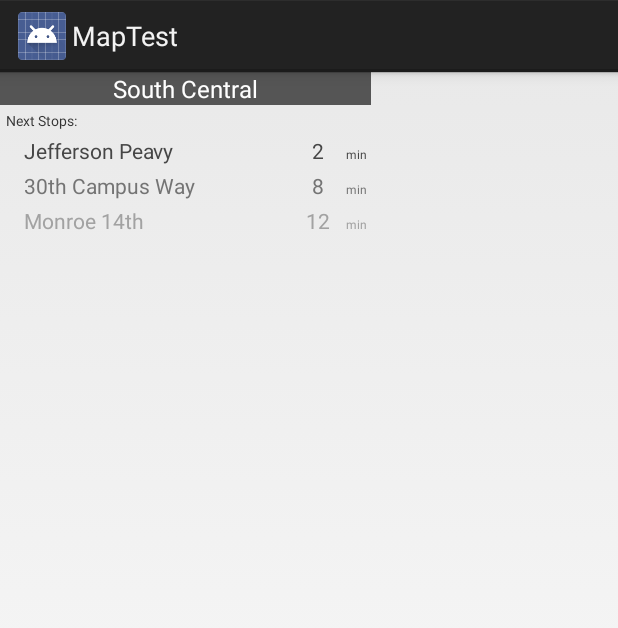
After one commit to nicjay/osu-shuttle-android, an Android app: the layout info_shuttle.xml on its own in the app's theme, with its tools: preview values and no code run, on a phone screen of 412 x 824 dp. The commit adds this screen. Shown: the top 628 px of the screen. Run offline under Robolectric (Android 15) with nearby library versions, the phone set to English and light mode, and no system bars.

Commit message:
Updated visuals, interactivity, and app lifecycle
-Added infowindow popups
-Added routelines
-Adjusted activity lifecycle for layout change/background
-Added code graveyard

```diff
--- /dev/null
+++ b/app/src/main/res/layout/info_shuttle.xml
@@ -0,0 +1,169 @@
+<?xml version="1.0" encoding="utf-8"?>
+
+<LinearLayout xmlns:android="http://schemas.android.com/apk/res/android"
+                android:layout_width="wrap_content"
+                android:layout_height="wrap_content"
+                android:orientation="vertical">
+
+    <TextView
+        android:id="@+id/info_shuttle_title"
+        android:layout_width="match_parent"
+        android:layout_height="wrap_content"
+        android:background="#555555"
+        android:text="South Central"
+        android:textSize="16sp"
+        android:textColor="#FFFFFF"
+        android:gravity="center"
+        android:paddingRight="75dp"
+        android:paddingLeft="75dp"
+        />
+
+    <TextView
+        android:id="@+id/info_shuttle_next_stop"
+        android:layout_width="match_parent"
+        android:layout_height="wrap_content"
+        android:text="Next Stops:"
+        android:textSize="9sp"
+        android:padding="4dp"
+        />
+    <LinearLayout
+        android:layout_width="match_parent"
+        android:layout_height="wrap_content"
+        android:orientation="horizontal">
+
+        <LinearLayout
+            android:layout_width="0dp"
+            android:layout_height="wrap_content"
+            android:layout_weight="3"
+            android:paddingLeft="16dp"
+            android:orientation="vertical"
+            >
+
+            <TextView
+                android:layout_width="wrap_content"
+                android:layout_height="wrap_content"
+                android:text="Jefferson Peavy"
+                android:textColor="#464646"
+                android:paddingBottom="4dp"
+                />
+            <TextView
+                android:layout_width="wrap_content"
+                android:layout_height="wrap_content"
+                android:text="30th Campus Way"
+                android:textColor="#747474"
+                android:paddingBottom="4dp"
+                />
+
+            <TextView
+                android:layout_width="wrap_content"
+                android:layout_height="wrap_content"
+                android:text="Monroe 14th"
+                android:textColor="#A2A2A2"
+                android:paddingBottom="4dp"
+                />
+
+        </LinearLayout>
+
+        <LinearLayout
+            android:layout_width="0dp"
+            android:layout_height="wrap_content"
+            android:layout_weight="1"
+            android:paddingLeft="8dp"
+            android:orientation="vertical"
+            >
+
+            <LinearLayout
+                android:layout_width="match_parent"
+                android:layout_height="wrap_content"
+                android:orientation="horizontal"
+                >
+
+
+
+                <TextView
+                    android:id="@+id/info_shuttle_time1"
+                    android:layout_width="0dp"
+                    android:layout_height="wrap_content"
+                    android:layout_weight="0.7"
+                    android:text="2"
+                    android:gravity="center"
+                    android:textColor="#464646"
+                    android:paddingBottom="4dp"
+                    />
+
+                <TextView
+                    android:layout_width="0dp"
+                    android:layout_height="wrap_content"
+                    android:text="min"
+                    android:textSize="8dp"
+                    android:layout_weight="0.3"
+                    android:textColor="#464646"/>
+
+                </LinearLayout>
+
+
+            <LinearLayout
+                android:layout_width="match_parent"
+                android:layout_height="wrap_content"
+                android:orientation="horizontal"
+                >
+
+
+
+                <TextView
+                    android:id="@+id/info_shuttle_time2"
+                    android:layout_width="0dp"
+                    android:layout_height="wrap_content"
+                    android:layout_weight="0.7"
+                    android:text="8"
+                    android:gravity="center"
+                    android:textColor="#747474"
+                    android:paddingBottom="4dp"
+                    />
+
+                <TextView
+                    android:layout_width="0dp"
+                    android:layout_height="wrap_content"
+                    android:text="min"
+                    android:textSize="8dp"
+                    android:layout_weight="0.3"
+                    android:textColor="#747474"/>
+
+            </LinearLayout>
+
+            <LinearLayout
+                android:layout_width="match_parent"
+                android:layout_height="wrap_content"
+                android:orientation="horizontal"
+                >
+
+
+
+                <TextView
+                    android:id="@+id/info_shuttle_time3"
+                    android:layout_width="0dp"
+                    android:layout_height="wrap_content"
+                    android:layout_weight="0.7"
+                    android:text="12"
+                    android:gravity="center"
+                    android:textColor="#A2A2A2"
+                    android:paddingBottom="4dp"
+                    />
+
+                <TextView
+                    android:layout_width="0dp"
+                    android:layout_height="wrap_content"
+                    android:text="min"
+                    android:textSize="8dp"
+                    android:layout_weight="0.3"
+                    android:textColor="#A2A2A2"/>
+
+            </LinearLayout>
+
+        </LinearLayout>
+
+    </LinearLayout>
+
+
+
+</LinearLayout>
```
Also changed, not shown: app/src/main/CodeGraveyard.txt (added, +16 -0 lines), app/src/main/java/com/jordann/maptest/MapInfoWindowAdapter.java (added, +46 -0 lines), app/src/main/java/com/jordann/maptest/MapState.java (+46 -39 lines), app/src/main/java/com/jordann/maptest/MapsActivity.java (+143 -66 lines), app/src/main/java/com/jordann/maptest/ShuttleUpdater.java (+16 -8 lines), settings.gradle (line endings or trailing spaces).
